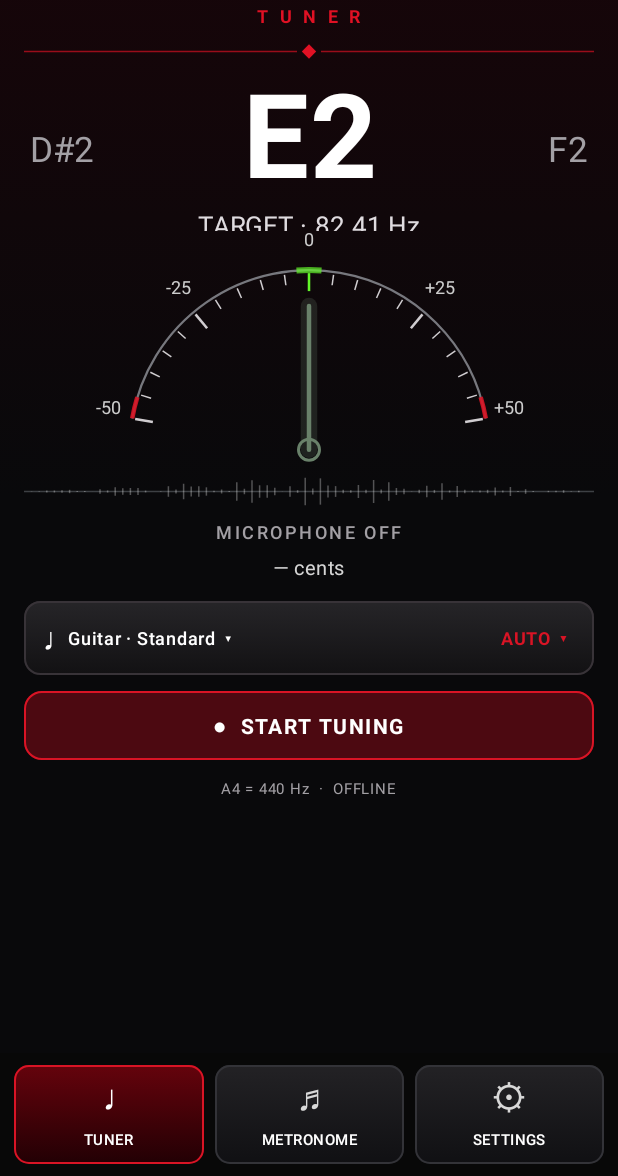
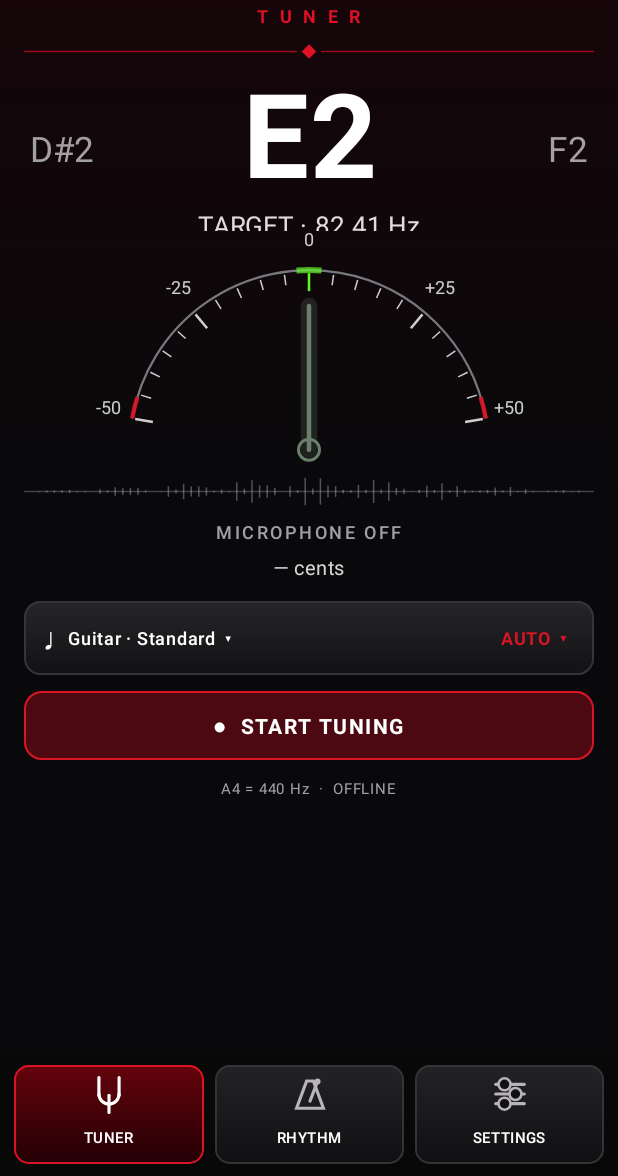
Before and after one commit to lazosorestis-wq/Fishbone-Tuner-v0.1, an Android app built with Jetpack Compose: the screen it shows after launch (MainActivity), on a phone screen of 412 x 824 dp, the part 60-1236 px from its top. Run offline under Robolectric (Android 15) with nearby library versions, the phone set to English and light mode, and no system bars.

Commit message:
Use consistent vector-style icons and three-tab Tuner/Rhythm/Settings navigation

```diff
--- a/app/src/main/java/com/fishbone/tuner/MainActivity.kt
+++ b/app/src/main/java/com/fishbone/tuner/MainActivity.kt
@@ -109,7 +109,7 @@ private fun FishboneApp() {
                 .padding(horizontal = 9.dp, vertical = 8.dp),
             horizontalArrangement = Arrangement.spacedBy(7.dp)
         ) {
-            listOf("TUNER", "METRONOME", "SETTINGS").forEachIndexed { index, name ->
+            listOf("TUNER", "RHYTHM", "SETTINGS").forEachIndexed { index, name ->
                 val active = index == selectedTab
                 val shape = RoundedCornerShape(10.dp)
                 Column(
@@ -124,8 +124,8 @@ private fun FishboneApp() {
                     horizontalAlignment = Alignment.CenterHorizontally,
                     verticalArrangement = Arrangement.Center
                 ) {
-                    Text(listOf("♩","♬","⚙")[index],
-                        fontSize = 24.sp, color = if(active) Color.White else Color(0xFFD8D8D8))
+                    FishboneNavIcon(index,if(active) Color.White else Color(0xFFB8B4B9))
+                    Spacer(Modifier.height(3.dp))
                     Text(name, fontWeight = FontWeight.SemiBold,
                         fontSize = 10.sp, color = Color.White, letterSpacing = 0.3.sp)
                 }
```
